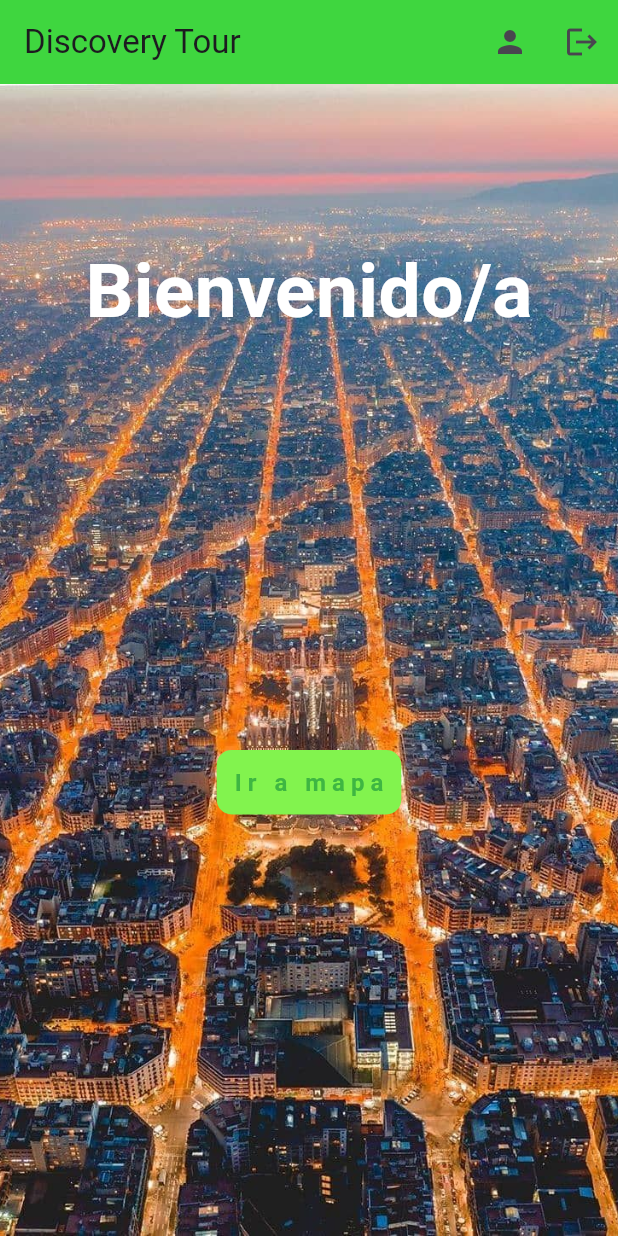
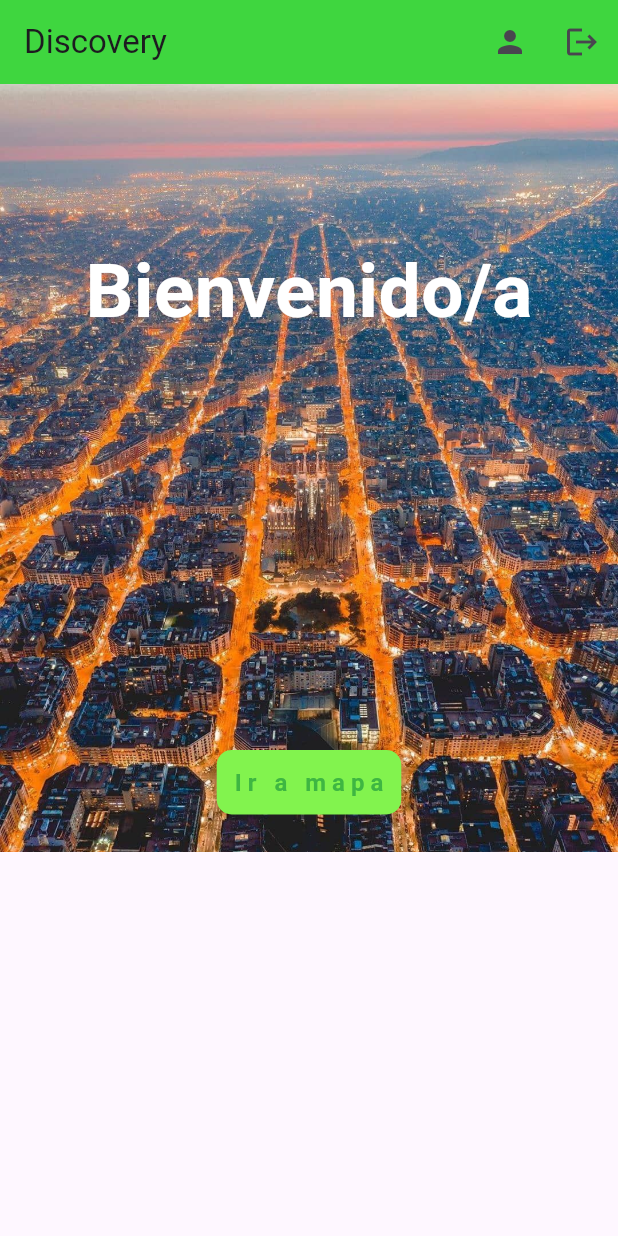
Before and after one commit to javierbm28/freetour, a Flutter app: the screen it shows once a user with an empty profile is signed in, on a phone screen of 412 x 824 dp. Run offline on Flutter 3.47's test engine with Material 3 defaults, Android fonts, the phone set to English and light mode, and no system bars; our stand-ins replace cloud_firestore, firebase_auth, firebase_core; accounts and stored records are empty; network calls fail.

Commit message:
modificacion del nombre

```diff
--- a/lib/pagines/Pagina_Inici.dart
+++ b/lib/pagines/Pagina_Inici.dart
@@ -1,3 +1,4 @@
+
 import 'package:flutter/material.dart';
 import 'package:freetour/components/boto_auth.dart';
 import 'package:freetour/pagines/MostrarDatos.dart';
@@ -8,10 +9,9 @@ import 'package:cloud_firestore/cloud_firestore.dart';
 import 'package:freetour/pagines/Pagina_editar_dades.dart';
 
 class PaginaInici extends StatefulWidget {
-
   const PaginaInici({
-    Key? key,})
-   : super(key: key);
+    Key? key,
+  }) : super(key: key);
 
   @override
   State<PaginaInici> createState() => _PaginaIniciState();
@@ -38,13 +38,12 @@ class _PaginaIniciState extends State<PaginaInici> {
 
     return Scaffold(
       appBar: AppBar(
-        title: const Text("Discovery Tour"),
+        title: const Text("Discovery"),
         backgroundColor: const Color.fromARGB(255, 63, 214, 63),
         actions: [
           IconButton(
             onPressed: () {
               Navigator.push(
-
                 context,
                 MaterialPageRoute(
                   builder: (context) => Datos(),
@@ -59,7 +58,8 @@ class _PaginaIniciState extends State<PaginaInici> {
           ),
         ],
       ),
-      body: Padding(
+      body: SingleChildScrollView(
+        child: Padding(
           padding: const EdgeInsets.all(0.0),
           child: Container(
             decoration: const BoxDecoration(
@@ -70,6 +70,7 @@ class _PaginaIniciState extends State<PaginaInici> {
             ),
             child: Column(
               children: [
+
                 FutureBuilder<DocumentSnapshot>(
                   future: FirebaseFirestore.instance
                       .collection('users')
@@ -97,9 +98,9 @@ class _PaginaIniciState extends State<PaginaInici> {
                     );
                   },
                 ),
-
-              const SizedBox(height: 30,),
-
+                const SizedBox(
+                  height: 30,
+                ),
                 const Text(
                   "Bienvenido/a",
                   style: TextStyle(
@@ -126,6 +127,7 @@ class _PaginaIniciState extends State<PaginaInici> {
             ),
           ),
         ),
+      ),
     );
   }
 }
--- a/lib/pagines/Pagina_Login.dart
+++ b/lib/pagines/Pagina_Login.dart
@@ -40,7 +40,7 @@ class _LoginState extends State<Login> {
         context: context,
         builder: (context) => AlertDialog(
           title: const Text("Error"),
-          content: Text(e.toString()),
+          content: Text("Error de credenciales"),
         ),
       );
     }
@@ -50,7 +50,7 @@ class _LoginState extends State<Login> {
   Widget build(BuildContext context) {
     return Scaffold(
       appBar: AppBar(
-        title: const Text("Discovery Tour"),
+        title: const Text("Discovery"),
         backgroundColor: const Color.fromARGB(255, 63, 214, 63),
       ),
       backgroundColor: Colors.white,
--- a/lib/pagines/Pagina_Recuperacio.dart
+++ b/lib/pagines/Pagina_Recuperacio.dart
@@ -18,7 +18,7 @@ class _RecuperarContrasenyaState extends State<RecuperarContrasenya> {
   Widget build(BuildContext context) {
     return Scaffold(
       appBar: AppBar(
-        title: const Text("Discovery Tour"),
+        title: const Text("Discovery"),
         backgroundColor: const Color.fromARGB(255, 63, 214, 63),
       ),
       backgroundColor: Colors.white,
@@ -83,7 +83,7 @@ class _RecuperarContrasenyaState extends State<RecuperarContrasenya> {
                       builder: (BuildContext context) {
                         return AlertDialog(
                           title: const Text("Error"),
-                          content: Text("Error al enviar el correo: $e"),
+                          content: Text("Error al enviar el correo"),
                           actions: <Widget>[
                             ElevatedButton(
                               onPressed: () {
--- a/lib/pagines/Pagina_Registre.dart
+++ b/lib/pagines/Pagina_Registre.dart
@@ -30,7 +30,7 @@ class _RegistroState extends State<Registro> {
   Widget build(BuildContext context) {
     return Scaffold(
       appBar: AppBar(
-        title: const Text("Discovery Tour"),
+        title: const Text("Discovery"),
         backgroundColor: const Color.fromARGB(255, 63, 214, 63),
       ),
       backgroundColor: Colors.white,
```
Lines whose indentation alone changed are shown as unchanged.
